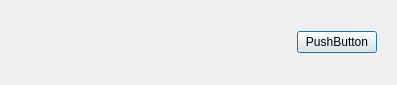
This is Client/Forms/findsuccessdlg.ui in Lemon-flavored-soda/graduationProject_new as Qt 5 draws it before an edit. The edited form follows.
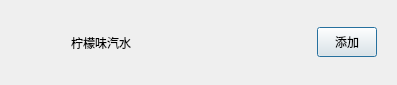
This is the edited form. Custom widgets are drawn as their Qt base class.

Commit message: 添加加好友界面，ui方面第一版差不多完结

What changed in the file:
```diff
--- a/Client/Forms/findsuccessdlg.ui
+++ b/Client/Forms/findsuccessdlg.ui
@@ -34,12 +34,12 @@
        <widget class="QLabel" name="name_lb">
         <property name="minimumSize">
          <size>
-          <width>45</width>
+          <width>100</width>
           <height>45</height>
          </size>
         </property>
         <property name="text">
-         <string/>
+         <string>柠檬味汽水</string>
         </property>
        </widget>
       </item>
@@ -58,8 +58,14 @@
       </item>
       <item>
        <widget class="ClickedBtn2" name="add_friend_btn">
+        <property name="minimumSize">
+         <size>
+          <width>60</width>
+          <height>30</height>
+         </size>
+        </property>
         <property name="text">
-         <string>PushButton</string>
+         <string>添加</string>
         </property>
        </widget>
       </item>
```
The commit also changes 42 other files.
